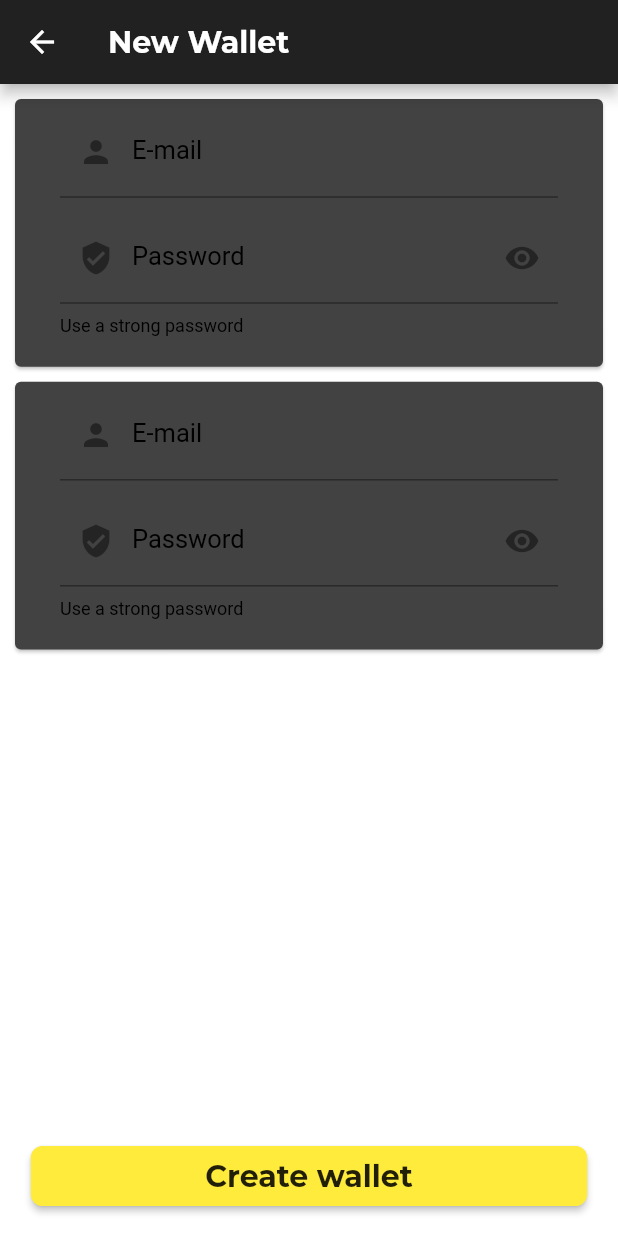
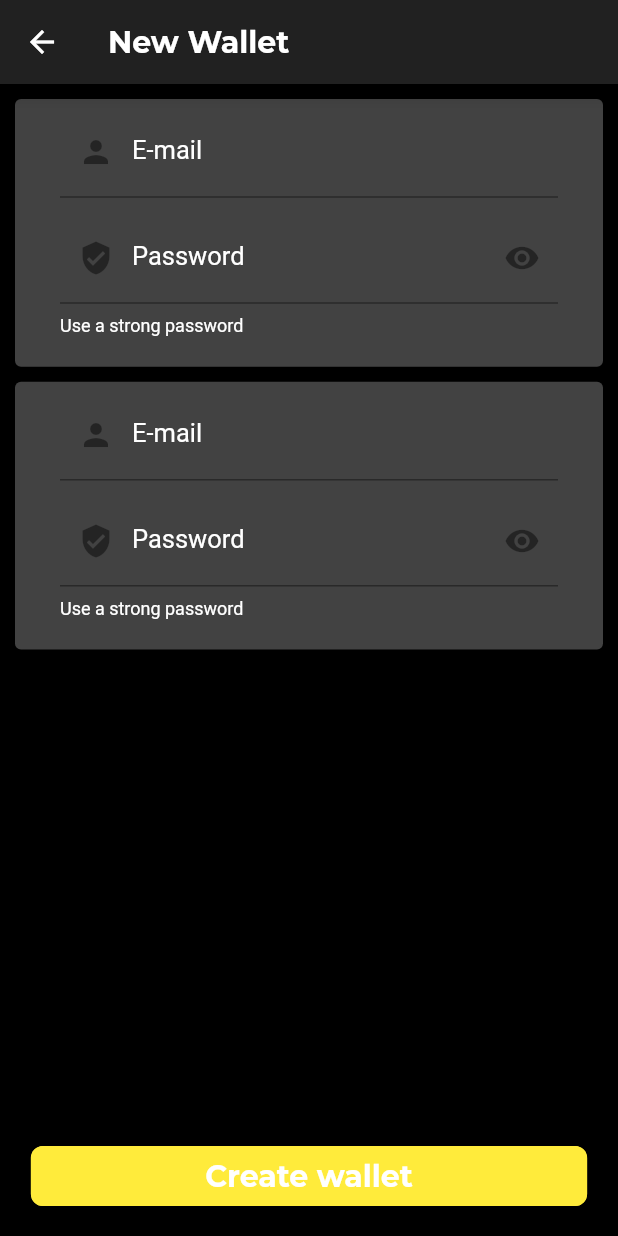
Before and after one commit to higorlapa/strongpay, a Flutter app: the NewWalletScreen screen opened directly, on a phone screen of 412 x 824 dp. Run offline on Flutter 3.47's test engine with Material 2 defaults, Android fonts, the phone set to English and light mode, and no system bars; our stand-ins replace google_fonts, shared_preferences; accounts and stored records are empty.

Commit message:
removes the dark theme check and implementations

```diff
--- a/lib/ui/new_wallet/new_wallet.dart
+++ b/lib/ui/new_wallet/new_wallet.dart
@@ -8,8 +8,6 @@ class NewWalletScreen extends StatefulWidget {
 
 class _NewWalletScreenState extends State<NewWalletScreen> {
   bool _isObscureText = true;
-
-  bool _isDark = false;
 
   final TextEditingController _emailTextController = TextEditingController();
   final TextEditingController _passwordTextController = TextEditingController();
@@ -23,7 +21,7 @@ class _NewWalletScreenState extends State<NewWalletScreen> {
             style: TextStyle(fontWeight: FontWeight.bold),
           ),
         ),
-        backgroundColor: _isDark ? Colors.black : Colors.white,
+        backgroundColor: Colors.black,
         body: Stack(
           children: <Widget>[
             Align(
@@ -42,11 +40,11 @@ class _NewWalletScreenState extends State<NewWalletScreen> {
                             Theme(
                               data: ThemeData(
                                 primaryColor:
-                                    _isDark ? Colors.white : Colors.black,
+                                    Colors.white,
                                 accentColor:
-                                    _isDark ? Colors.white : Colors.black,
+                                    Colors.white ,
                                 hintColor:
-                                    _isDark ? Colors.white : Colors.black,
+                                    Colors.white,
                               ),
                               child: Padding(
                                 padding: EdgeInsets.symmetric(
@@ -65,12 +63,13 @@ class _NewWalletScreenState extends State<NewWalletScreen> {
                             Theme(
                                 data: ThemeData(
                                     primaryColor:
-                                        _isDark ? Colors.white : Colors.black,
+                                        Colors.white,
                                     accentColor:
-                                        _isDark ? Colors.white : Colors.black,
+                                        Colors.white,
                                     hintColor:
-                                        _isDark ? Colors.white : Colors.black,
-                                    cursorColor: Colors.white),
+                                        Colors.white,
+                                    cursorColor: Colors.white
+                                ),
                                 child: Padding(
                                   padding: EdgeInsets.only(
                                       top: 5, right: 30, left: 30, bottom: 20),
@@ -108,11 +107,11 @@ class _NewWalletScreenState extends State<NewWalletScreen> {
                             Theme(
                               data: ThemeData(
                                 primaryColor:
-                                    _isDark ? Colors.white : Colors.black,
+                                    Colors.white,
                                 accentColor:
-                                    _isDark ? Colors.white : Colors.black,
+                                    Colors.white,
                                 hintColor:
-                                    _isDark ? Colors.white : Colors.black,
+                                Colors.white,
                               ),
                               child: Padding(
                                 padding: EdgeInsets.symmetric(
@@ -131,11 +130,11 @@ class _NewWalletScreenState extends State<NewWalletScreen> {
                             Theme(
                                 data: ThemeData(
                                     primaryColor:
-                                        _isDark ? Colors.white : Colors.black,
+                                        Colors.white,
                                     accentColor:
-                                        _isDark ? Colors.white : Colors.black,
+                                        Colors.white,
                                     hintColor:
-                                        _isDark ? Colors.white : Colors.black,
+                                        Colors.white,
                                     cursorColor: Colors.white),
                                 child: Padding(
                                   padding: EdgeInsets.only(
@@ -176,7 +175,7 @@ class _NewWalletScreenState extends State<NewWalletScreen> {
                   child: Text('Create wallet',
                       style: TextStyle(
                           fontSize: 20,
-                          color: _isDark ? Colors.white : Colors.black87,
+                          color: Colors.white,
                           fontWeight: FontWeight.bold)),
                   onPressed: () {
                     //handle wallet creation
@@ -199,15 +198,4 @@ class _NewWalletScreenState extends State<NewWalletScreen> {
     String price,
   }) {}
 
-  @override
-  void initState() {
-    super.initState();
-    SchedulerBinding.instance.addPostFrameCallback((_) {
-      final Brightness brightnessValue =
-          MediaQuery.of(context).platformBrightness;
-      setState(() {
-        _isDark = brightnessValue == Brightness.dark;
-      });
-    });
-  }
 }
--- a/lib/ui/pin/pin.dart
+++ b/lib/ui/pin/pin.dart
@@ -58,22 +58,18 @@
                       PinCircleWidget(
                         value:
                             _pinValueList.length >= 1 ? _pinValueList[0] : "",
-                        isDarkTheme: _isDark,
                       ),
                       PinCircleWidget(
                         value:
                             _pinValueList.length >= 2 ? _pinValueList[1] : "",
-                        isDarkTheme: _isDark,
                       ),
                       PinCircleWidget(
                         value:
                             _pinValueList.length >= 3 ? _pinValueList[2] : "",
-                        isDarkTheme: _isDark,
                       ),
                       PinCircleWidget(
                         value:
                             _pinValueList.length >= 4 ? _pinValueList[3] : "",
-                        isDarkTheme: _isDark,
                       ),
                     ],
                   ),
```
Also changed, not shown: lib/ui/index/index.dart (+9 -35 lines), lib/ui/login/login.dart (+4 -23 lines), lib/ui/pin/widgets/pin_circle_widget.dart (+5 -15 lines), lib/ui/splash/splash.dart (+5 -21 lines).
